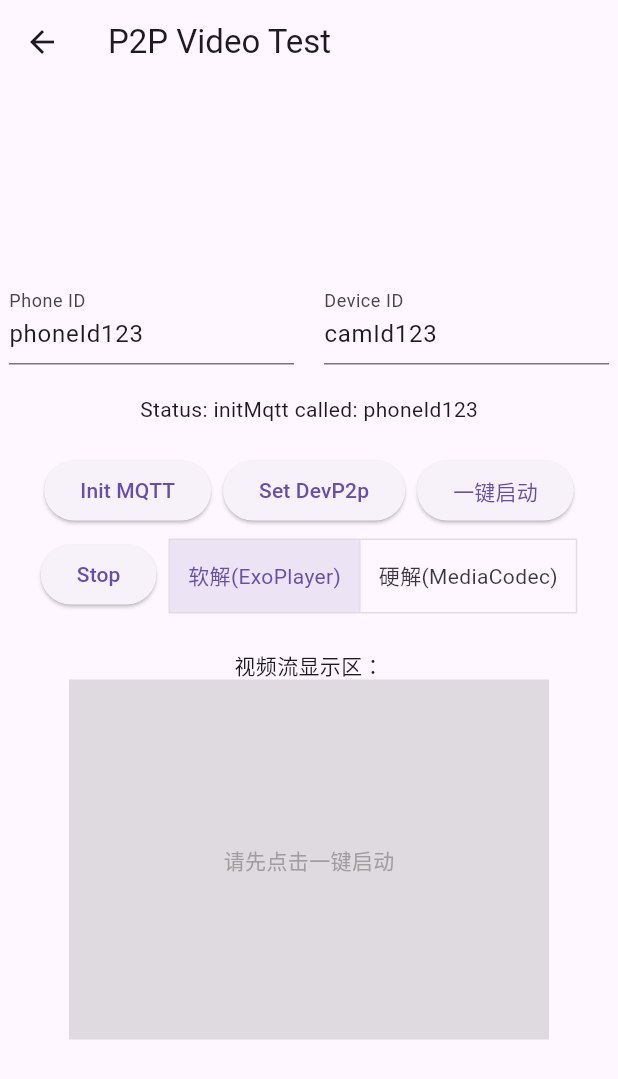
After one commit to xiebao/icpsofutter, a Flutter app: the P2pVideoTestPage screen opened by its route, after a tap on "Init MQTT", on a phone screen of 412 x 824 dp. The commit adds this screen. Shown: the top 1079 px of the screen. Run offline on Flutter 3.47's test engine with Material 3 defaults, Android fonts, the phone set to English and light mode, and no system bars; our stand-ins replace dio, image_picker, shared_preferences; accounts and stored records are empty; generated files the repository leaves out were written again.

Commit message:
Initial commit

```diff
--- a/lib/main.dart
+++ b/lib/main.dart
@@ -8,6 +8,7 @@ import 'providers/theme_provider.dart';
 import 'utils/app_routes.dart';
 import 'pages/login_page.dart';
 import 'pages/home_page.dart';
+import 'pages/p2p_video_test_page.dart';
 
 void main() async {
   // Ensure that Flutter bindings are initialized
@@ -71,6 +72,7 @@ class MyApp extends StatelessWidget {
       // --- Routing Setup ---
       routes: {
         ...AppRoutes.routes..remove('/'),
+        '/p2p_video_test': (context) => const P2pVideoTestPage(),
       },
 
       // --- Home Screen Logic ---
--- a/lib/pages/home_page.dart
+++ b/lib/pages/home_page.dart
@@ -75,6 +75,13 @@ class HomeContent extends StatelessWidget {
             SizedBox(height: 20),
             Text('This is the main content for music scores.'),
             Text('You can start building your features here.'),
+            SizedBox(height: 40),
+            ElevatedButton(
+              onPressed: () {
+                Navigator.of(context).pushNamed('/p2p_video_test');
+              },
+              child: Text('P2P视频测试'),
+            ),
           ],
         ),
       ),
--- /dev/null
+++ b/lib/pages/p2p_video_test_page.dart
@@ -0,0 +1,189 @@
+import 'package:flutter/material.dart';
+import 'package:flutter/services.dart';
+import 'dart:developer';
+
+class P2pVideoTestPage extends StatefulWidget {
+  const P2pVideoTestPage({Key? key}) : super(key: key);
+
+  @override
+  State<P2pVideoTestPage> createState() => _P2pVideoTestPageState();
+}
+
+class _P2pVideoTestPageState extends State<P2pVideoTestPage> {
+  static const MethodChannel _channel = MethodChannel('p2p_video_channel');
+  String _status = 'Idle';
+  final TextEditingController _devIdController = TextEditingController(text: 'camId123');
+  final TextEditingController _phoneIdController = TextEditingController(text: 'phoneId123');
+  bool _videoStarted = false;
+  int _decodeMode = 1; // 1:软解, 0:硬解
+
+  Future<void> _initMqtt() async {
+    try {
+      log('[Flutter] 调用 initMqtt: "+_phoneIdController.text+"');
+      await _channel.invokeMethod('initMqtt', {'phoneId': _phoneIdController.text});
+      setState(() {
+        _status = 'initMqtt called: '+_phoneIdController.text;
+      });
+    } catch (e) {
+      log('[Flutter] initMqtt error: $e');
+      setState(() {
+        _status = 'Error: $e';
+      });
+    }
+  }
+
+  Future<void> _setDevP2p() async {
+    try {
+      log('[Flutter] 调用 setDevP2p: "+_devIdController.text+"');
+      await _channel.invokeMethod('setDevP2p', {'devId': _devIdController.text});
+      setState(() {
+        _status = 'setDevP2p called: '+_devIdController.text;
+      });
+    } catch (e) {
+      log('[Flutter] setDevP2p error: $e');
+      setState(() {
+        _status = 'Error: $e';
+      });
+    }
+  }
+
+  Future<void> _startP2pVideo() async {
+    try {
+      log('[Flutter] 调用 startP2pVideo: "+_devIdController.text+"');
+      await _channel.invokeMethod('startP2pVideo', {'devId': _devIdController.text});
+      setState(() {
+        _status = 'startP2pVideo called: '+_devIdController.text;
+      });
+    } catch (e) {
+      log('[Flutter] startP2pVideo error: $e');
+      setState(() {
+        _status = 'Error: $e';
+      });
+    }
+  }
+
+  Future<void> _stopP2pVideo() async {
+    try {
+      log('[Flutter] 调用 stopP2pVideo');
+      await _channel.invokeMethod('stopP2pVideo');
+      setState(() {
+        _status = 'stopped';
+      });
+    } catch (e) {
+      log('[Flutter] stopP2pVideo error: $e');
+      setState(() {
+        _status = 'Error: $e';
+      });
+    }
+  }
+
+  Future<void> _startP2pVideoFull() async {
+    try {
+      await _initMqtt();
+      await _setDevP2p();
+      await _startP2pVideo();
+      setState(() {
+        _status = 'initMqtt + setDevP2p + startP2pVideo called';
+        _videoStarted = true;
+      });
+    } catch (e) {
+      log('[Flutter] 一键启动 error: $e');
+      setState(() {
+        _status = 'Error: $e';
+      });
+    }
+  }
+
+  void _setDecodeMode(int mode) async {
+    setState(() { _decodeMode = mode; });
+    await _channel.invokeMethod('setDecodeMode', {'mode': mode});
+  }
+
+  @override
+  Widget build(BuildContext context) {
+    return Scaffold(
+      appBar: AppBar(title: const Text('P2P Video Test')),
+      body: Center(
+        child: SingleChildScrollView(
+          child: ConstrainedBox(
+            constraints: const BoxConstraints(maxWidth: 400),
+            child: Column(
+              mainAxisAlignment: MainAxisAlignment.center,
+              children: [
+                Row(
+                  mainAxisAlignment: MainAxisAlignment.spaceEvenly,
+                  children: [
+                    Expanded(
+                      child: TextField(
+                        controller: _phoneIdController,
+                        decoration: const InputDecoration(labelText: 'Phone ID'),
+                      ),
+                    ),
+                    const SizedBox(width: 20),
+                    Expanded(
+                      child: TextField(
+                        controller: _devIdController,
+                        decoration: const InputDecoration(labelText: 'Device ID'),
+                      ),
+                    ),
+                  ],
+                ),
+                const SizedBox(height: 20),
+                Text('Status: $_status'),
+                const SizedBox(height: 20),
+                Wrap(
+                  spacing: 8,
+                  runSpacing: 8,
+                  alignment: WrapAlignment.center,
+                  children: [
+                    ElevatedButton(
+                      onPressed: _initMqtt,
+                      child: const Text('Init MQTT'),
+                    ),
+                    ElevatedButton(
+                      onPressed: _setDevP2p,
+                      child: const Text('Set DevP2p'),
+                    ),
+                    ElevatedButton(
+                      onPressed: _startP2pVideoFull,
+                      child: const Text('一键启动'),
+                    ),
+                    ElevatedButton(
+                      onPressed: _stopP2pVideo,
+                      child: const Text('Stop'),
+                    ),
+                    ToggleButtons(
+                      isSelected: [_decodeMode==1, _decodeMode==0],
+                      onPressed: (idx) => _setDecodeMode(idx==0?1:0),
+                      children: [
+                        Padding(padding: EdgeInsets.symmetric(horizontal: 12), child: Text('软解(ExoPlayer)')),
+                        Padding(padding: EdgeInsets.symmetric(horizontal: 12), child: Text('硬解(MediaCodec)')),
+                      ],
+                    ),
+                  ],
+                ),
+                const SizedBox(height: 24),
+                const Text('视频流显示区：'),
+                SizedBox(
+                  width: 320,
+                  height: 240,
+                  child: _videoStarted
+                      ? AndroidView(
+                          viewType: 'p2p_video_view',
+                          creationParams: {'decodeMode': _decodeMode},
+                          creationParamsCodec: const StandardMessageCodec(),
+                        )
+                      : Container(
+                          color: Colors.black12,
+                          alignment: Alignment.center,
+                          child: const Text('请先点击一键启动', style: TextStyle(color: Colors.grey)),
+                        ),
+                ),
+              ],
+            ),
+          ),
+        ),
+      ),
+    );
+  }
+}
```
Also changed, not shown: 131 other files.
